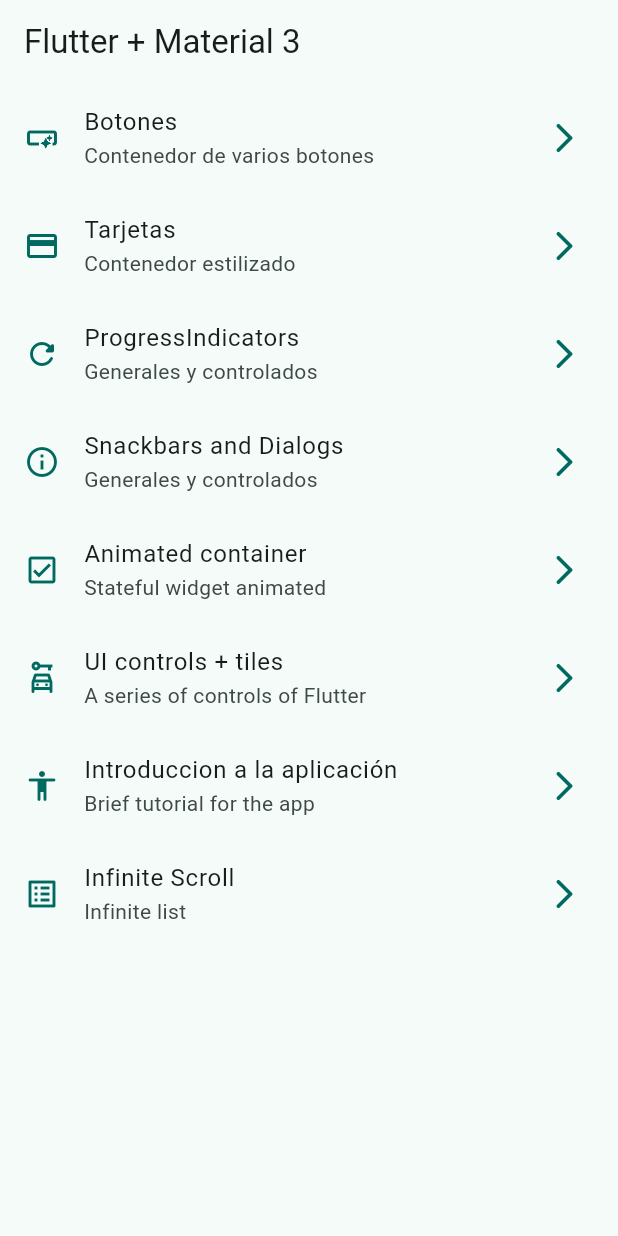
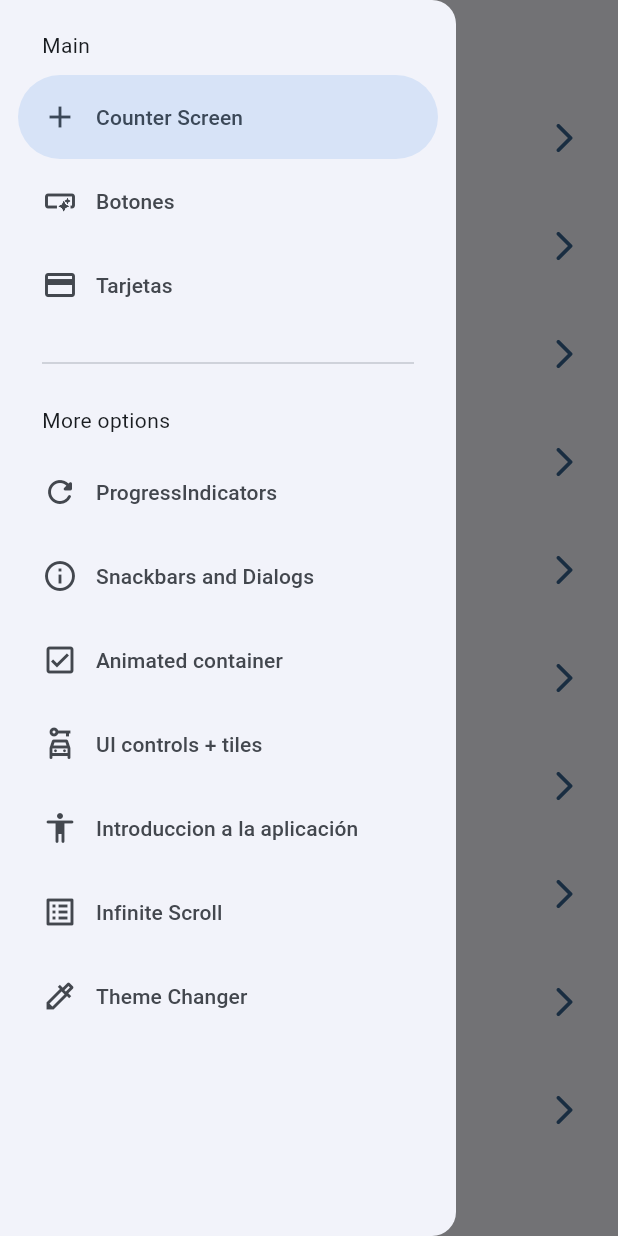
Before and after one commit to mxziino/widgets_app_flutter, a Flutter app: the screen it shows after launch, with the side drawer open (before the commit the screen has no drawer), on a phone screen of 412 x 824 dp. Run offline on Flutter 3.47's test engine with Material 3 defaults, Android fonts, the phone set to English and light mode, and no system bars; our stand-ins replace animate_do, flutter_riverpod, go_router.

Commit message:
before adding stateNotifier

```diff
--- a/lib/config/menu/menu_items.dart
+++ b/lib/config/menu/menu_items.dart
@@ -15,6 +15,12 @@ class MenuItem {
 }
 
 const appMenuItems = <MenuItem>[
+  MenuItem(
+    title: 'Counter Screen',
+    subtitle: 'A counter screen',
+    link: '/counter',
+    icon: Icons.add,
+  ),
   MenuItem(
     title: 'Botones',
     subtitle: 'Contenedor de varios botones',
@@ -63,4 +69,9 @@ const appMenuItems = <MenuItem>[
     link: '/infinite',
     icon: Icons.list_alt_outlined,
   ),
+  MenuItem(
+      title: 'Theme Changer',
+      subtitle: 'Change your app theme',
+      link: '/theme-changer',
+      icon: Icons.colorize_outlined),
 ];
--- a/lib/config/router/app_router.dart
+++ b/lib/config/router/app_router.dart
@@ -50,5 +50,15 @@ final appRouter = GoRouter(
       name: InfiniteScrollScreen.name,
       builder: (context, state) => const InfiniteScrollScreen(),
     ),
+    GoRoute(
+      path: '/counter',
+      name: CounterScreen.name,
+      builder: (context, state) => const CounterScreen(),
+    ),
+    GoRoute(
+      path: '/theme-changer',
+      name: ThemeChangerScreen.name,
+      builder: (context, state) => const ThemeChangerScreen(),
+    ),
   ],
 );
--- a/lib/config/theme/app_theme.dart
+++ b/lib/config/theme/app_theme.dart
@@ -13,9 +13,10 @@ const colorList = <Color>[
 class AppTheme {
   // define my index
   final int selectedColor;
+  final bool isDarkMode;
 
   //create AppTheme constructor and add assertions to check errors
-  AppTheme({this.selectedColor = 0})
+  AppTheme({this.isDarkMode = false, this.selectedColor = 0})
       : assert(
           selectedColor >= 0,
           'Selected color must be equal or greater than 0',
@@ -28,7 +29,10 @@ class AppTheme {
   // create my getTheme function that returns the theme with the colorSchemeSeed of the selected color
   ThemeData getTheme() => ThemeData(
         useMaterial3: true,
+        brightness: isDarkMode ? Brightness.dark : Brightness.light,
         colorSchemeSeed: colorList[selectedColor],
-        appBarTheme: const AppBarTheme(centerTitle: false),
+        appBarTheme: const AppBarTheme(
+          centerTitle: false,
+        ),
       );
 }
--- a/lib/main.dart
+++ b/lib/main.dart
@@ -1,21 +1,27 @@
 import 'package:flutter/material.dart';
+import 'package:flutter_riverpod/flutter_riverpod.dart';
 import 'package:widgets_app/config/router/app_router.dart';
 import 'package:widgets_app/config/theme/app_theme.dart';
+import 'package:widgets_app/presentation/providers/theme_provider.dart';
 
 void main() {
-  runApp(const MainApp());
+  runApp(const ProviderScope(child: MainApp()));
 }
 
-class MainApp extends StatelessWidget {
+class MainApp extends ConsumerWidget {
   const MainApp({super.key});
 
   @override
-  Widget build(BuildContext context) {
+  Widget build(BuildContext context, ref) {
+    final bool isThemeDarkMode = ref.watch(isDarkMode);
+    final int selectedColor = ref.watch(selectedColorProvider);
+
     return MaterialApp.router(
       title: 'Flutter widgets',
       routerConfig: appRouter,
       debugShowCheckedModeBanner: false,
-      theme: AppTheme(selectedColor: 1).getTheme(),
+      theme: AppTheme(selectedColor: selectedColor, isDarkMode: isThemeDarkMode)
+          .getTheme(),
     );
   }
 }
--- /dev/null
+++ b/lib/presentation/providers/counter_provider.dart
@@ -0,0 +1,3 @@
+import 'package:flutter_riverpod/flutter_riverpod.dart';
+
+final counterProvider = StateProvider((ref) => 0);
--- /dev/null
+++ b/lib/presentation/providers/theme_provider.dart
@@ -0,0 +1,10 @@
+import 'package:flutter_riverpod/flutter_riverpod.dart';
+import 'package:widgets_app/config/theme/app_theme.dart';
+
+final isDarkMode = StateProvider((ref) => false);
+
+//Colors list inmutable
+
+final colorListProvider = Provider((ref) => colorList);
+
+final selectedColorProvider = StateProvider((ref) => 0);
--- a/lib/presentation/screens.dart
+++ b/lib/presentation/screens.dart
@@ -2,8 +2,10 @@ export 'package:widgets_app/presentation/screens/animated/animated_screen.dart';
 export 'package:widgets_app/presentation/screens/app_tutorial/app_tutorial_screen.dart';
 export 'package:widgets_app/presentation/screens/buttons/buttons_screen.dart';
 export 'package:widgets_app/presentation/screens/cards/cards_screen.dart';
+export 'package:widgets_app/presentation/screens/counter/counter_screen.dart';
 export 'package:widgets_app/presentation/screens/home/home_screen.dart';
 export 'package:widgets_app/presentation/screens/infinite_scroll/infinite_scroll_screen.dart';
 export 'package:widgets_app/presentation/screens/progress/progress_screen.dart';
 export 'package:widgets_app/presentation/screens/snackbar/snackbar_screen.dart';
+export 'package:widgets_app/presentation/screens/theme_changer/theme_changer_screen.dart';
 export 'package:widgets_app/presentation/screens/ui_controlls/ui_controlls_screen.dart';
--- a/lib/presentation/screens/home/home_screen.dart
+++ b/lib/presentation/screens/home/home_screen.dart
@@ -1,6 +1,7 @@
 import 'package:flutter/material.dart';
 import 'package:go_router/go_router.dart';
 import 'package:widgets_app/config/menu/menu_items.dart';
+import 'package:widgets_app/presentation/widgets/side_menu.dart';
 
 class HomeScreen extends StatelessWidget {
   static const String name = 'home_screen';
@@ -9,11 +10,17 @@ class HomeScreen extends StatelessWidget {
 
   @override
   Widget build(BuildContext context) {
+    final scaffoldKey = GlobalKey<ScaffoldState>();
+
     return Scaffold(
+      key: scaffoldKey,
       appBar: AppBar(
         title: const Text('Flutter + Material 3'),
       ),
       body: const _HomeView(),
+      drawer: SideMenu(
+        scaffoldKey: scaffoldKey,
+      ),
     );
   }
 }
--- /dev/null
+++ b/lib/presentation/widgets/side_menu.dart
@@ -0,0 +1,61 @@
+import 'package:flutter/material.dart';
+import 'package:go_router/go_router.dart';
+import 'package:widgets_app/config/menu/menu_items.dart';
+
+class SideMenu extends StatefulWidget {
+  final GlobalKey<ScaffoldState> scaffoldKey;
+
+  const SideMenu({super.key, required this.scaffoldKey});
+
+  @override
+  State<SideMenu> createState() => _SideMenuState();
+}
+
+class _SideMenuState extends State<SideMenu> {
+  int navDrawerIndex = 0;
+
+  @override
+  Widget build(BuildContext context) {
+    final hasNotch = MediaQuery.of(context).viewPadding.top > 35;
+
+    return NavigationDrawer(
+      selectedIndex: navDrawerIndex,
+      onDestinationSelected: (value) {
+        setState(() {
+          navDrawerIndex = value;
+        });
+
+        final menuItem = appMenuItems[value];
+
+        context.push(menuItem.link);
+        widget.scaffoldKey.currentState?.closeDrawer();
+      },
+      children: [
+        Padding(
+          padding: EdgeInsets.fromLTRB(28, hasNotch ? 0 : 20, 16, 10),
+          child: const Text('Main'),
+        ),
+        ...appMenuItems.sublist(0, 3).map(
+              (item) => NavigationDrawerDestination(
+                icon: Icon(item.icon),
+                label: Text(item.title),
+              ),
+            ),
+        const Padding(
+          padding: EdgeInsets.fromLTRB(28, 16, 28, 10),
+          child: Divider(),
+        ),
+        const Padding(
+          padding: EdgeInsets.fromLTRB(28, 10, 16, 10),
+          child: Text('More options'),
+        ),
+        ...appMenuItems.sublist(3).map(
+              (item) => NavigationDrawerDestination(
+                icon: Icon(item.icon),
+                label: Text(item.title),
+              ),
+            ),
+      ],
+    );
+  }
+}
--- a/pubspec.yaml
+++ b/pubspec.yaml
@@ -10,6 +10,7 @@ dependencies:
   animate_do: ^3.3.4
   flutter:
     sdk: flutter
+  flutter_riverpod: ^2.5.1
   go_router: ^13.2.4
 
 dev_dependencies:
```
Also changed, not shown: lib/presentation/screens/counter/counter_screen.dart (added, +46 -0 lines), lib/presentation/screens/theme_changer/theme_changer_screen.dart (added, +61 -0 lines), pubspec.lock.
